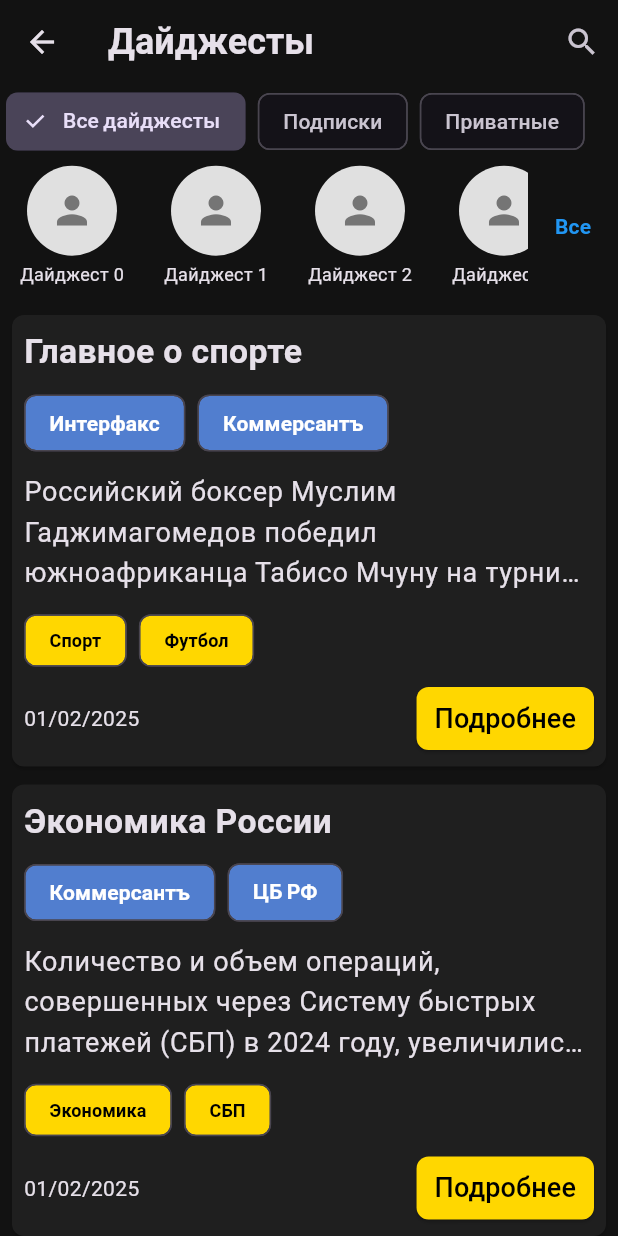
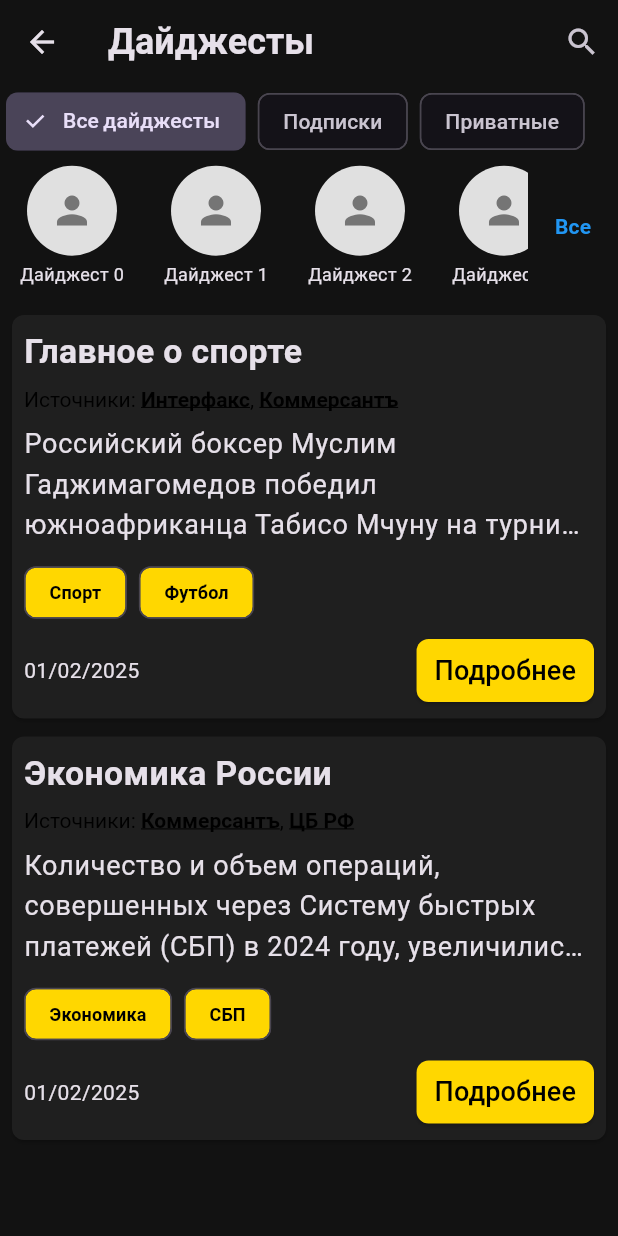
Before and after one commit to KcasTischaWattt/crosswords-mobile-app, a Flutter app: the DigestsPage screen opened directly, on a phone screen of 412 x 824 dp. Run offline on Flutter 3.47's test engine with Material 3 defaults, Android fonts, the phone set to English and light mode, and no system bars; our stand-ins replace google_fonts, velocity_x.

Commit message:
Change sources text rendering to digests

```diff
--- a/lib/screens/digests_page.dart
+++ b/lib/screens/digests_page.dart
@@ -102,6 +102,54 @@ class _DigestsPageState extends State<DigestsPage> {
     );
   }
 
+  // Строки с источниками
+  Widget _buildSourcesText(List<String> sources) {
+    if (sources.isEmpty) return const SizedBox.shrink();
+
+    List<InlineSpan> spans = [
+      const TextSpan(
+        text: "Источники: ",
+        style: TextStyle(fontWeight: FontWeight.normal, fontSize: 14),
+      ),
+    ];
+
+    if (sources.length <= 3) {
+      for (int i = 0; i < sources.length; i++) {
+        spans.add(TextSpan(
+          text: sources[i],
+          style: const TextStyle(fontWeight: FontWeight.bold, decoration: TextDecoration.underline),
+        ));
+        if (i < sources.length - 1) {
+          spans.add(const TextSpan(text: ", ", style: TextStyle(fontWeight: FontWeight.normal)));
+        }
+      }
+    } else {
+      spans.add(TextSpan(
+        text: sources[0],
+        style: const TextStyle(fontWeight: FontWeight.bold, decoration: TextDecoration.underline),
+      ));
+      spans.add(const TextSpan(text: ", ", style: TextStyle(fontWeight: FontWeight.normal)));
+
+      spans.add(TextSpan(
+        text: sources[1],
+        style: const TextStyle(fontWeight: FontWeight.bold, decoration: TextDecoration.underline),
+      ));
+      spans.add(const TextSpan(text: " и ", style: TextStyle(fontWeight: FontWeight.normal)));
+
+      spans.add(TextSpan(
+        text: "ещё ${sources.length - 2}",
+        style: const TextStyle(fontWeight: FontWeight.bold, decoration: TextDecoration.underline),
+      ));
+    }
+
+    return RichText(
+      text: TextSpan(
+        children: spans,
+        style: const TextStyle(fontSize: 14, color: Colors.black),
+      ),
+    );
+  }
+
   Widget _buildDigestList(DigestProvider provider, List<Digest> digests) {
     if (provider.isLoading) {
       return const Center(child: CircularProgressIndicator());
@@ -137,20 +185,7 @@ class _DigestsPageState extends State<DigestsPage> {
                 const SizedBox(height: 8),
 
                 // Источники
-                Wrap(
-                  spacing: 8,
-                  runSpacing: 4,
-                  children: digest.sources.map((source) {
-                    return Chip(
-                      label: Text(
-                        source,
-                        style: const TextStyle(
-                            color: Colors.white, fontWeight: FontWeight.bold),
-                      ),
-                      backgroundColor: const Color(0xFF517ECF),
-                    );
-                  }).toList(),
-                ),
+                _buildSourcesText(digest.sources),
 
                 const SizedBox(height: 8),
 
```
